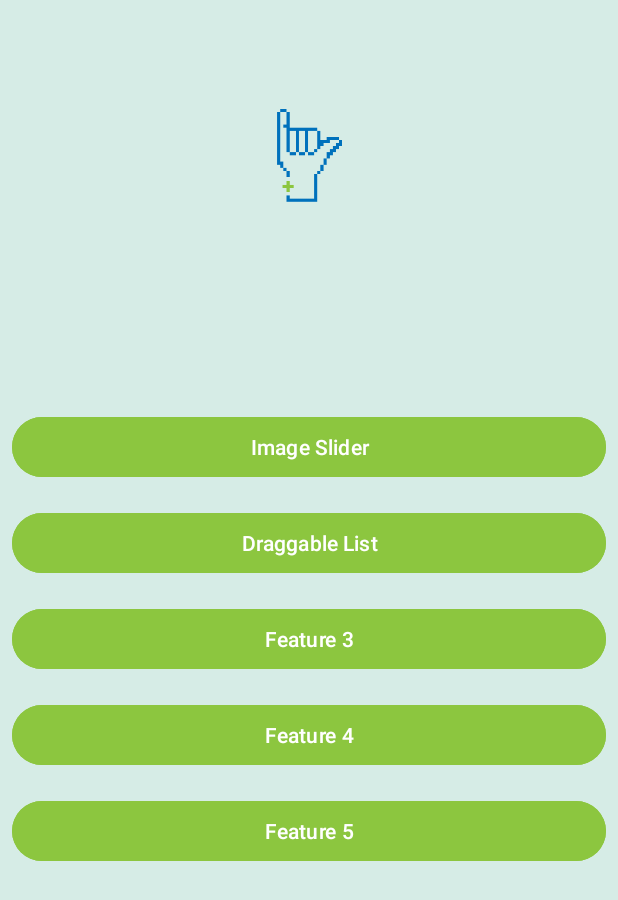
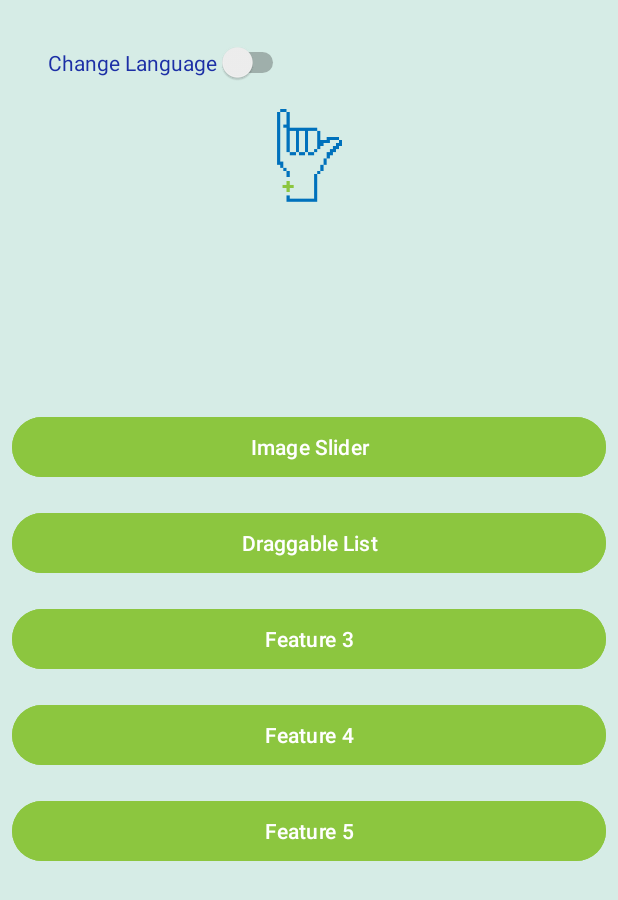
Before and after one commit to MohammedAsiri10/KotlinPracticeApp, an Android app: the screen it shows after launch (SecondActivity), on a phone screen of 412 x 824 dp. Shown: the top 900 px of the screen. Run offline under Robolectric (Android 15) with nearby library versions, the phone set to English and light mode, and no system bars.

Commit message:
Added A Switch in Second Activity That can Change From English To Arabic and The Other Way Around and Fixed some Hardcoded Text so it can be able to change everything in the app

```diff
--- a/app/src/main/java/com/example/springtrainingproject2/FeatureActivity.kt
+++ b/app/src/main/java/com/example/springtrainingproject2/FeatureActivity.kt
@@ -14,6 +14,7 @@ class FeatureActivity : AppCompatActivity() {
 
         // Set the text to display the clicked button name
         val textView = findViewById<TextView>(R.id.textView)
-        textView.text = "You selected: ${featureName ?: "Unknown"}"
+        val selectedMessage = getString(R.string.Selected, featureName ?: "Unknown")
+        textView.text = selectedMessage
     }
 }
--- a/app/src/main/java/com/example/springtrainingproject2/SecondActivity.kt
+++ b/app/src/main/java/com/example/springtrainingproject2/SecondActivity.kt
@@ -1,22 +1,31 @@
 package com.example.springtrainingproject2
 
 import android.content.Intent
+import android.content.res.Configuration
 import android.os.Bundle
+import android.widget.Switch
 import androidx.appcompat.app.AppCompatActivity
 import androidx.recyclerview.widget.LinearLayoutManager
 import androidx.recyclerview.widget.RecyclerView
+import java.util.Locale
 
 class SecondActivity : AppCompatActivity() {
     override fun onCreate(savedInstanceState: Bundle?) {
         super.onCreate(savedInstanceState)
         setContentView(R.layout.activity_second)
+        val imageSliderButton = getString(R.string.ImageSliderButton)
+        val draggableListButton = getString(R.string.DraggableListButton)
+        val feature3 = getString(R.string.Feature3)
+        val feature4 = getString(R.string.Feature4)
+        val feature5 = getString(R.string.Feature5)
+        val languageSwitch = findViewById<Switch>(R.id.languageSwitch)
 
         val buttonList = listOf(
-            ButtonItem("Image Slider"),
-            ButtonItem("Draggable List"),
-            ButtonItem("Feature 3"),
-            ButtonItem("Feature 4"),
-            ButtonItem("Feature 5")
+            ButtonItem(imageSliderButton),
+            ButtonItem(draggableListButton),
+            ButtonItem(feature3),
+            ButtonItem(feature4),
+            ButtonItem(feature5)
         )
 
 
@@ -25,10 +34,10 @@ class SecondActivity : AppCompatActivity() {
 
         recyclerView.adapter = ButtonAdapter(buttonList) { feature ->
             val intent = when (feature) {
-                "Draggable List" -> {
+                draggableListButton -> {
                     Intent(this, DraggableListActivity::class.java)
                 }
-                "Image Slider" -> {
+                imageSliderButton -> {
                     Intent(this, ImageSliderActivity::class.java)
                 }
                 else -> {
@@ -39,5 +48,25 @@ class SecondActivity : AppCompatActivity() {
             startActivity(intent)
         }
 
+        // Check current language
+        languageSwitch.isChecked = (Locale.getDefault().language == "ar")
+
+        languageSwitch.setOnCheckedChangeListener { _, isChecked ->
+            val newLanguage = if (isChecked) "ar" else "en"
+            setLocale(newLanguage)
+        }
+    }
+
+    private fun setLocale(language: String) {
+        val locale = Locale(language)
+        Locale.setDefault(locale)
+        val config = Configuration()
+        config.setLocale(locale)
+        resources.updateConfiguration(config, resources.displayMetrics)
+
+        // Restart Activity to apply changes
+        val intent = Intent(this, MainActivity::class.java)
+        startActivity(intent)
+        finish()
     }
 }
--- a/app/src/main/res/layout/activity_image_slider.xml
+++ b/app/src/main/res/layout/activity_image_slider.xml
@@ -6,12 +6,12 @@
     android:layout_height="match_parent"
     tools:context=".ImageSliderActivity">
 
-    <!-- Switch for auto-slide -->
     <Switch
         android:id="@+id/switchAutoSlide"
         android:layout_width="wrap_content"
         android:layout_height="48dp"
-        android:text="Auto Slide"
+        android:text="@string/AutoSlideSwitch"
+        android:textColor="@color/dark_blue"
         app:layout_constraintEnd_toEndOf="parent"
         app:layout_constraintTop_toTopOf="parent"
         android:layout_marginTop="16dp"
--- a/app/src/main/res/layout/activity_second.xml
+++ b/app/src/main/res/layout/activity_second.xml
@@ -26,5 +26,17 @@
             app:layout_constraintBottom_toBottomOf="parent"
             android:layout_marginTop="16dp"/>
 
+    <Switch
+        android:id="@+id/languageSwitch"
+        android:layout_width="wrap_content"
+        android:layout_height="wrap_content"
+        android:text="@string/LanguageChange"
+        android:textColor="@color/dark_blue"
+        android:layout_marginTop="16dp"
+        android:layout_marginStart="16dp"
+        android:padding="16dp"
+        app:layout_constraintTop_toTopOf="parent"
+        app:layout_constraintStart_toStartOf="parent"/>
+
 
     </androidx.constraintlayout.widget.ConstraintLayout>
--- a/app/src/main/res/values/strings.xml
+++ b/app/src/main/res/values/strings.xml
@@ -3,5 +3,12 @@
     <string name="app_logo">App logo</string>
     <string name="continue_button">Continue</string>
     <string name="welcome">Welcome to our application</string>
-    <string name="Selected">You selected:</string>
+    <string name="Selected">You selected:  %1$s</string>
+    <string name="ImageSliderButton">Image Slider</string>
+    <string name="DraggableListButton">Draggable List</string>
+    <string name="Feature3">Feature 3</string>
+    <string name="Feature4">Feature 4</string>
+    <string name="Feature5">Feature 5</string>
+    <string name="LanguageChange">Change Language</string>
+    <string name="AutoSlideSwitch">Auto Slide</string>
 </resources>
```
Also changed, not shown: 1 other file.
